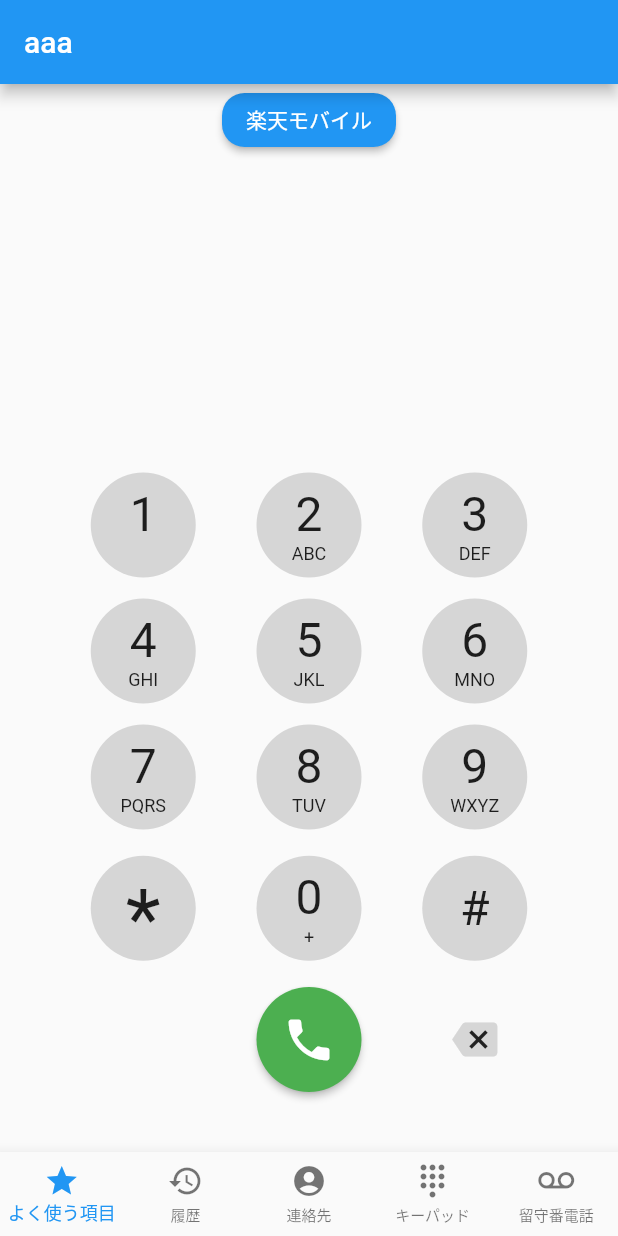
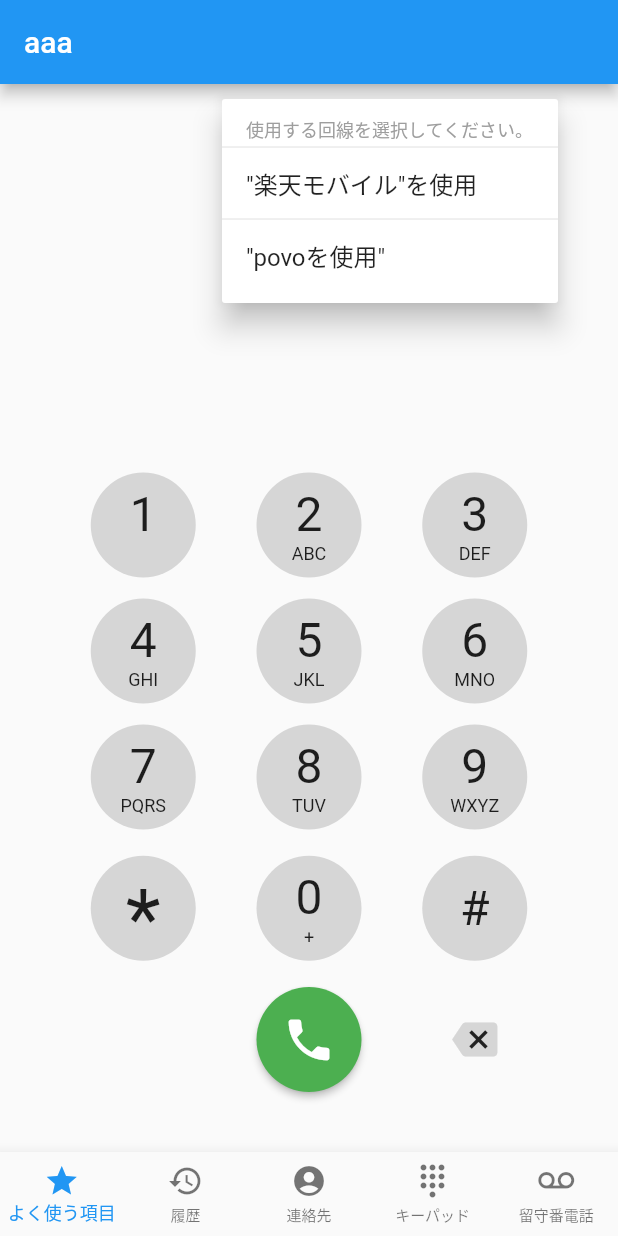
Before and after one commit to Aniokrait/mock_ios_phone_app, a Flutter app: the screen it shows after launch, after a tap on "楽天モバイル", on a phone screen of 412 x 824 dp. Run offline on Flutter 3.47's test engine with Material 2 defaults, Android fonts, the phone set to English and light mode, and no system bars; our stand-ins replace flutter_riverpod.

Commit message:
impl popupmenubutton to carrier button

```diff
--- a/lib/pages/dial_page.dart
+++ b/lib/pages/dial_page.dart
@@ -32,15 +32,40 @@ class DialPage extends ConsumerWidget {
   }
 
   /// button to select a mobile carrier
-  ElevatedButton carrierButton() {
-    return ElevatedButton(
-      style: ElevatedButton.styleFrom(
-        shape: RoundedRectangleBorder(
-          borderRadius: BorderRadius.circular(15),
+  Container carrierButton() {
+    return Container(
+      margin: const EdgeInsets.only(top: 10),
+      child: PopupMenuButton(
+        itemBuilder: (BuildContext context) => <PopupMenuEntry>[
+          const PopupMenuItem(
+            height: 24,
+            textStyle: TextStyle(fontSize: 12,color: Colors.grey),
+            child: Text('使用する回線を選択してください。'),
+          ),
+          const PopupMenuDivider(height: 0,),
+          const PopupMenuItem(
+            child: Text('"楽天モバイル"を使用'),
+          ),
+          const PopupMenuDivider(height: 0,),
+          const PopupMenuItem(
+            child: Text('"povoを使用"'),
+          ),
+        ],
+        child: Container(
+          //width: 120,
+          height: 30,
+          padding: const EdgeInsets.only(left: 16, right: 16),
+          decoration: ShapeDecoration(
+            color: Colors.grey[350],
+            shape: RoundedRectangleBorder(
+              borderRadius: BorderRadius.circular(12),
+            ),
+          ),
+          //縦方向も中央揃えしたいけど、CenterウィジェットとかAlignウィジェット使うとなぜか
+          //Containerが横幅いっぱいになってしまう・・・
+          child: const Text('楽天モバイル'),
         ),
       ),
-      onPressed: () => {},
-      child: const Text('楽天モバイル'),
     );
   }
 
```
